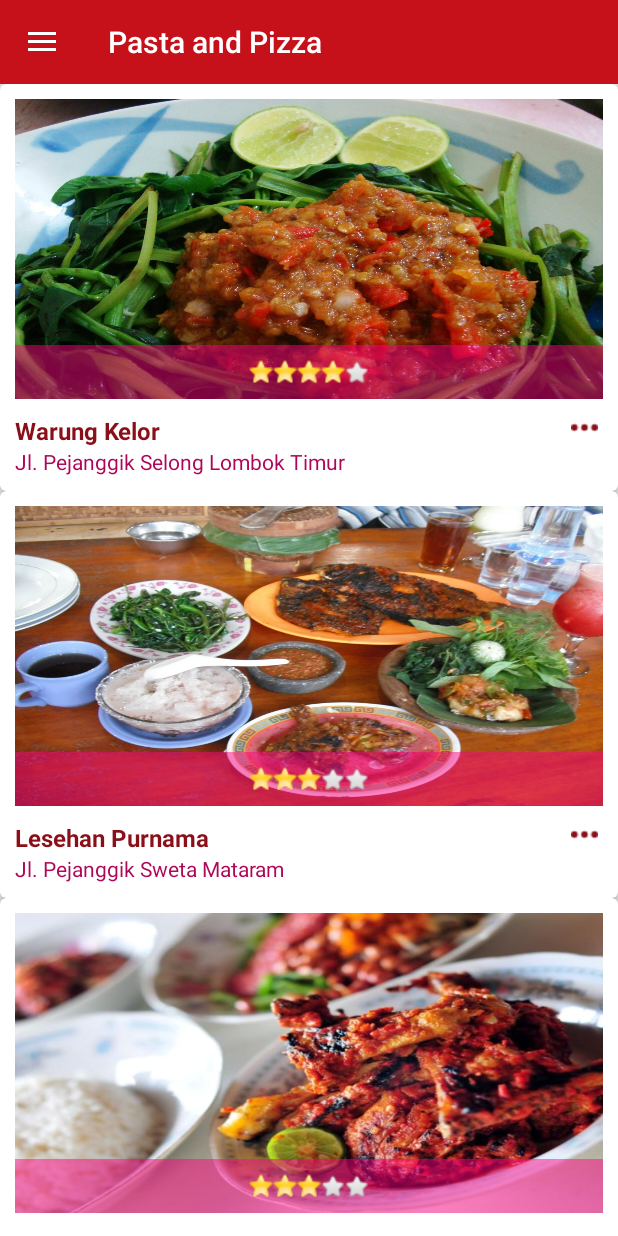
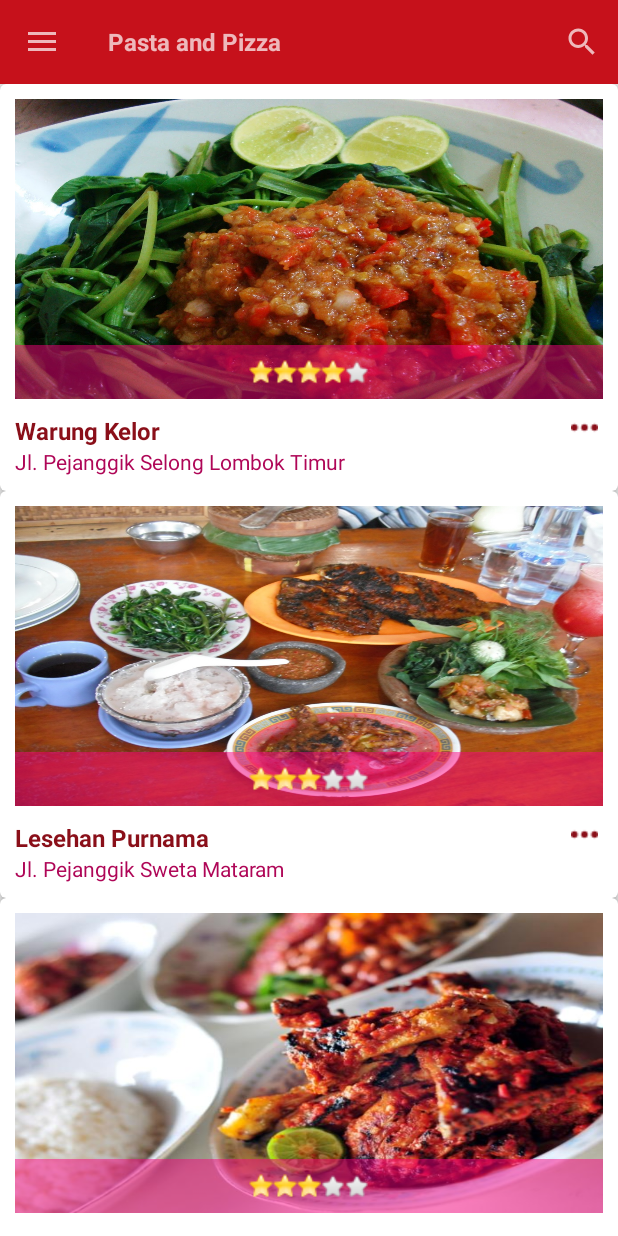
Before and after one commit to dewirohmawati/kulinerlombok, an Android app: the screen it shows after launch (HomeActivity), in the side drawer, after a tap on "Pasta and Pizza", on a phone screen of 412 x 824 dp. Run offline under Robolectric (Android 15) with nearby library versions, the phone set to English and light mode, and no system bars; our stand-ins replace Picasso; pictures from the network do not load.

Commit message:
styling action bar to fix layout break on landscape mode

```diff
--- a/app/src/main/java/kl/app/syamsul/com/kulinerlombok/activity/HomeActivity.java
+++ b/app/src/main/java/kl/app/syamsul/com/kulinerlombok/activity/HomeActivity.java
@@ -1,8 +1,11 @@
 package kl.app.syamsul.com.kulinerlombok.activity;
 
-import android.app.DialogFragment;
+import android.app.SearchManager;
+import android.content.Context;
 import android.content.Intent;
 import android.content.res.Configuration;
+import android.graphics.Color;
+import android.graphics.drawable.ColorDrawable;
 import android.support.design.widget.NavigationView;
 import android.support.v4.app.Fragment;
 import android.support.v4.app.FragmentManager;
@@ -12,7 +15,9 @@ import android.os.Bundle;
 import android.support.v7.app.ActionBar;
 import android.support.v7.app.ActionBarDrawerToggle;
 import android.support.v7.app.AppCompatActivity;
+import android.support.v7.widget.SearchView;
 import android.support.v7.widget.Toolbar;
+import android.view.Menu;
 import android.view.MenuItem;
 import android.view.View;
 import android.widget.AdapterView;
@@ -29,7 +34,7 @@ public class HomeActivity extends AppCompatActivity implements ListView.OnItemCl
     private DrawerLayout mDrawerLayout;
     private ActionBarDrawerToggle mDrawerToggle;
     private NavigationView mNavigationView;
-    private Toolbar mToolbar;
+    public Toolbar mToolbar;
     private ActionBar mActionBar;
 
     @Override
@@ -56,6 +61,25 @@ public class HomeActivity extends AppCompatActivity implements ListView.OnItemCl
     protected void onResume() {
         super.onResume();
         mToolbar.setBackgroundColor(getResources().getColor(R.color.theme_color));
+    }
+
+    @Override
+    public boolean onCreateOptionsMenu(Menu menu) {
+
+        getMenuInflater().inflate(R.menu.menu_home,menu);
+        MenuItem searchItem = menu.findItem(R.id.action_search);
+
+        SearchManager searchManager = (SearchManager) HomeActivity.this.getSystemService(Context.SEARCH_SERVICE);
+
+        SearchView searchView = null;
+        if (searchItem != null) {
+            searchView = (SearchView) searchItem.getActionView();
+        }
+        if (searchView != null) {
+            searchView.setSearchableInfo(searchManager.getSearchableInfo(HomeActivity.this.getComponentName()));
+        }
+
+        return super.onCreateOptionsMenu(menu);
     }
 
     @Override
@@ -92,9 +116,12 @@ public class HomeActivity extends AppCompatActivity implements ListView.OnItemCl
 
     private void initToolbar(){
         mToolbar = (Toolbar) findViewById(R.id.my_toolbar);
+
+
         setSupportActionBar(mToolbar);
 
         mActionBar = getSupportActionBar();
+        mActionBar.setBackgroundDrawable(new ColorDrawable(Color.argb(0, 255, 255, 255)));
 
         mActionBar.setDisplayHomeAsUpEnabled(true);
         mActionBar.setHomeButtonEnabled(true);
--- a/app/src/main/java/kl/app/syamsul/com/kulinerlombok/fragment/CardFragment.java
+++ b/app/src/main/java/kl/app/syamsul/com/kulinerlombok/fragment/CardFragment.java
@@ -3,9 +3,11 @@ package kl.app.syamsul.com.kulinerlombok.fragment;
 import android.content.res.Configuration;
 import android.os.Bundle;
 import android.support.v4.app.Fragment;
+import android.support.v7.widget.CardView;
 import android.support.v7.widget.GridLayoutManager;
 import android.support.v7.widget.LinearLayoutManager;
 import android.support.v7.widget.RecyclerView;
+import android.util.Log;
 import android.view.LayoutInflater;
 import android.view.View;
 import android.view.ViewGroup;
@@ -19,16 +21,19 @@ import java.util.List;
 import java.util.Map;
 
 import kl.app.syamsul.com.kulinerlombok.R;
+import kl.app.syamsul.com.kulinerlombok.activity.HomeActivity;
 import kl.app.syamsul.com.kulinerlombok.adapter.CardAdapter;
 import kl.app.syamsul.com.kulinerlombok.model.StoreModel;
 
-public class CardFragment extends Fragment  {
+public class CardFragment extends Fragment {
 
     private List<StoreModel> stores;
     private RecyclerView mRecycler;
     private CardAdapter mAdapter;
     private LinearLayoutManager linearLayoutManager;
     private GridLayoutManager gridLayoutManager;
+
+    private long firstItemId;
 
     public static CardFragment newInstance() {
 
@@ -52,6 +57,7 @@ public class CardFragment extends Fragment  {
          */
         mRecycler = new RecyclerView(getActivity());
         mAdapter = new CardAdapter(getActivity(), stores);
+
     }
 
     @Override
--- a/app/src/main/res/layout/activity_home.xml
+++ b/app/src/main/res/layout/activity_home.xml
@@ -17,13 +17,13 @@
             android:layout_width="match_parent"
             android:layout_height="match_parent">
 
-            <!-- custom toolbar -->
+
             <include layout="@layout/toolbar"/>
-
             <FrameLayout
                 android:id="@+id/main_content"
                 android:layout_width="match_parent"
                 android:layout_height="match_parent" />
+            <!-- custom toolbar -->
 
         </LinearLayout>
 
--- a/app/src/main/res/layout/toolbar.xml
+++ b/app/src/main/res/layout/toolbar.xml
@@ -2,9 +2,7 @@
 <android.support.v7.widget.Toolbar xmlns:android="http://schemas.android.com/apk/res/android"
     xmlns:app="http://schemas.android.com/apk/res-auto"
     android:id="@+id/my_toolbar"
-    android:minHeight="?attr/actionBarSize"
-    android:background="?attr/colorPrimary"
-    app:theme="@style/ThemeOverlay.AppCompat.Dark.ActionBar"
-    app:popupTheme="@style/ThemeOverlay.AppCompat.Light"
+    app:titleTextAppearance="@style/ActionBArTitle"
+    style="@style/MyActionBarTheme"
     android:layout_width="match_parent"
-    android:layout_height="wrap_content" />
+    android:layout_height="?attr/actionBarSize"/>
--- /dev/null
+++ b/app/src/main/res/menu/menu_home.xml
@@ -0,0 +1,12 @@
+<menu xmlns:android="http://schemas.android.com/apk/res/android"
+    xmlns:app="http://schemas.android.com/apk/res-auto"
+    xmlns:tools="http://schemas.android.com/tools"
+    tools:context="kl.app.syamsul.com.kulinerlombok.activity.DetailActivity">
+    <item
+        android:id="@+id/action_search"
+        android:title="@null"
+        android:icon="@drawable/abc_ic_search_api_mtrl_alpha"
+        app:actionViewClass="android.support.v7.widget.SearchView"
+        android:orderInCategory="100"
+        app:showAsAction="always" />
+</menu>
--- a/app/src/main/res/values/color.xml
+++ b/app/src/main/res/values/color.xml
@@ -1,6 +1,6 @@
 <?xml version="1.0" encoding="utf-8"?>
 <resources>
-    <color name="actionbar_color">#99c6111b</color>
+    <color name="actionbar_color">#d50000</color>
     <color name="theme_color">#ffc6111b</color>
     <color name="theme_color_dark">#8a0f19</color>
     <color name="theme_background">#efefef</color>
--- a/app/src/main/res/values/styles.xml
+++ b/app/src/main/res/values/styles.xml
@@ -8,4 +8,18 @@
         <item name="android:windowBackground">@color/theme_background</item>
     </style>
 
+    <style name="ActionBArTitle">
+        <item name="android:textSize">16sp</item>
+        <item name="android:gravity">center_vertical</item>
+        <item name="android:textStyle">bold</item>
+    </style>
+
+    <style name="MyActionBarTheme" parent="Widget.AppCompat.Toolbar">
+        <item name="android:background">@color/theme_color</item>
+        <item name="android:minHeight">?attr/actionBarSize</item>
+        <item name="actionBarPopupTheme">@style/ThemeOverlay.AppCompat.ActionBar</item>
+        <item name="android:theme">@style/Theme.AppCompat</item>
+        <item name="android:gravity">center_vertical</item>
+    </style>
+
 </resources>
```
